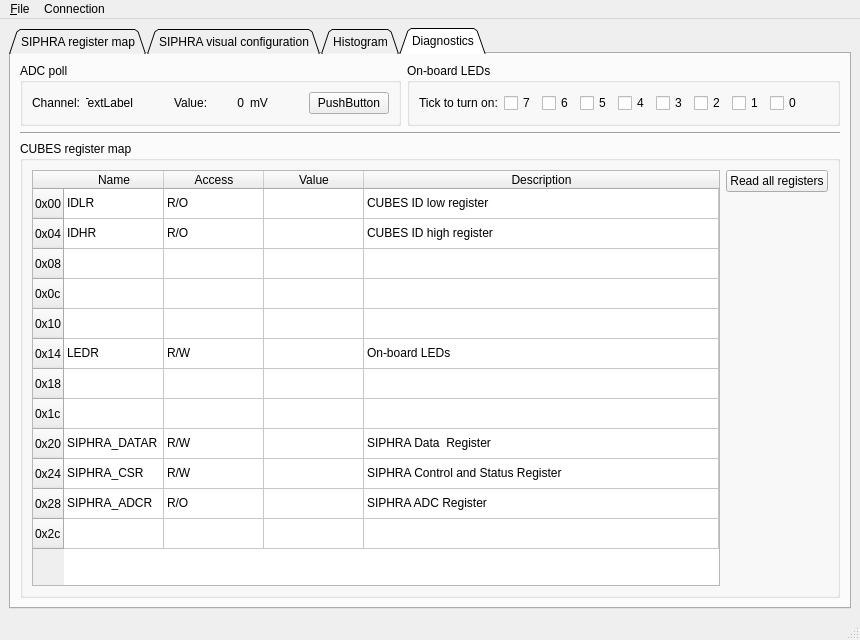
This is CubesControl/ui/cubescontrol.ui in tstana/cubes-sw as Qt 5 draws it before an edit. The edited form follows.
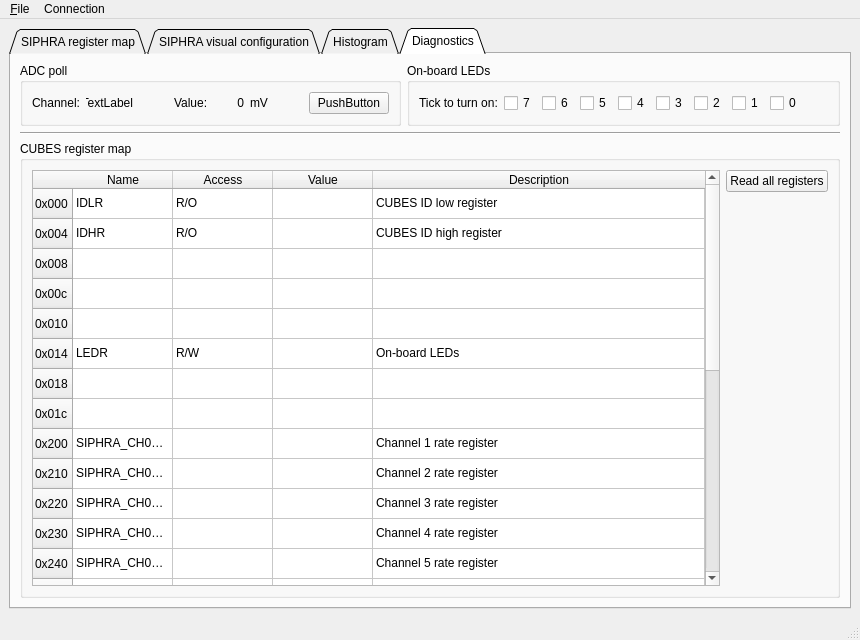
This is the edited form. The open tabs and pages were chosen to show the change. Icons and pictures are not drawn. Custom widgets are drawn as their Qt base class.

Commit message: UI: Updating memory map according to updates in gateware

The edit to the form file:
```diff
--- a/CubesControl/ui/cubescontrol.ui
+++ b/CubesControl/ui/cubescontrol.ui
@@ -976,62 +976,137 @@
              </attribute>
              <row>
               <property name="text">
-               <string>0x00</string>
+               <string>0x000</string>
               </property>
              </row>
              <row>
               <property name="text">
-               <string>0x04</string>
+               <string>0x004</string>
               </property>
              </row>
              <row>
               <property name="text">
-               <string>0x08</string>
+               <string>0x008</string>
               </property>
              </row>
              <row>
               <property name="text">
-               <string>0x0c</string>
+               <string>0x00c</string>
               </property>
              </row>
              <row>
               <property name="text">
-               <string>0x10</string>
+               <string>0x010</string>
               </property>
              </row>
              <row>
               <property name="text">
-               <string>0x14</string>
+               <string>0x014</string>
               </property>
              </row>
              <row>
               <property name="text">
-               <string>0x18</string>
+               <string>0x018</string>
               </property>
              </row>
              <row>
               <property name="text">
-               <string>0x1c</string>
+               <string>0x01c</string>
               </property>
              </row>
              <row>
               <property name="text">
-               <string>0x20</string>
+               <string>0x200</string>
               </property>
              </row>
              <row>
               <property name="text">
-               <string>0x24</string>
+               <string>0x210</string>
               </property>
              </row>
              <row>
               <property name="text">
-               <string>0x28</string>
+               <string>0x220</string>
               </property>
              </row>
              <row>
               <property name="text">
-               <string>0x2c</string>
+               <string>0x230</string>
+              </property>
+             </row>
+             <row>
+              <property name="text">
+               <string>0x240</string>
+              </property>
+             </row>
+             <row>
+              <property name="text">
+               <string>0x250</string>
+              </property>
+             </row>
+             <row>
+              <property name="text">
+               <string>0x260</string>
+              </property>
+             </row>
+             <row>
+              <property name="text">
+               <string>0x270</string>
+              </property>
+             </row>
+             <row>
+              <property name="text">
+               <string>0x280</string>
+              </property>
+             </row>
+             <row>
+              <property name="text">
+               <string>0x290</string>
+              </property>
+             </row>
+             <row>
+              <property name="text">
+               <string>0x2A0</string>
+              </property>
+             </row>
+             <row>
+              <property name="text">
+               <string>0x2B0</string>
+              </property>
+             </row>
+             <row>
+              <property name="text">
+               <string>0x2C0</string>
+              </property>
+             </row>
+             <row>
+              <property name="text">
+               <string>0x2D0</string>
+              </property>
+             </row>
+             <row>
+              <property name="text">
+               <string>0x2E0</string>
+              </property>
+             </row>
+             <row>
+              <property name="text">
+               <string>0x2F0</string>
+              </property>
+             </row>
+             <row>
+              <property name="text">
+               <string>0x300</string>
+              </property>
+             </row>
+             <row>
+              <property name="text">
+               <string>0x304</string>
+              </property>
+             </row>
+             <row>
+              <property name="text">
+               <string>0x308</string>
               </property>
              </row>
              <column>
@@ -1154,75 +1229,227 @@
              </item>
              <item row="8" column="0">
               <property name="text">
-               <string>SIPHRA_DATAR</string>
-              </property>
-             </item>
-             <item row="8" column="1">
-              <property name="text">
-               <string>R/W</string>
-              </property>
-             </item>
-             <item row="8" column="2">
-              <property name="text">
-               <string/>
-              </property>
-              <property name="flags">
-               <set>ItemIsSelectable|ItemIsEditable|ItemIsDragEnabled|ItemIsUserCheckable|ItemIsEnabled</set>
+               <string>SIPHRA_CH01RATER</string>
               </property>
              </item>
              <item row="8" column="3">
               <property name="text">
-               <string>SIPHRA Data  Register</string>
+               <string>Channel 1 rate register</string>
               </property>
              </item>
              <item row="9" column="0">
               <property name="text">
-               <string>SIPHRA_CSR</string>
-              </property>
-             </item>
-             <item row="9" column="1">
-              <property name="text">
-               <string>R/W</string>
-              </property>
-             </item>
-             <item row="9" column="2">
-              <property name="text">
-               <string/>
-              </property>
-              <property name="flags">
-               <set>ItemIsSelectable|ItemIsEditable|ItemIsDragEnabled|ItemIsUserCheckable|ItemIsEnabled</set>
+               <string>SIPHRA_CH02RATER</string>
               </property>
              </item>
              <item row="9" column="3">
               <property name="text">
-               <string>SIPHRA Control and Status Register</string>
+               <string>Channel 2 rate register</string>
               </property>
              </item>
              <item row="10" column="0">
               <property name="text">
-               <string>SIPHRA_ADCR</string>
-              </property>
-             </item>
-             <item row="10" column="1">
-              <property name="text">
-               <string>R/O</string>
-              </property>
-             </item>
-             <item row="10" column="2">
-              <property name="text">
-               <string/>
+               <string>SIPHRA_CH03RATER</string>
               </property>
              </item>
              <item row="10" column="3">
               <property name="text">
+               <string>Channel 3 rate register</string>
+              </property>
+             </item>
+             <item row="11" column="0">
+              <property name="text">
+               <string>SIPHRA_CH04RATER</string>
+              </property>
+             </item>
+             <item row="11" column="3">
+              <property name="text">
+               <string>Channel 4 rate register</string>
+              </property>
+             </item>
+             <item row="12" column="0">
+              <property name="text">
+               <string>SIPHRA_CH05RATER</string>
+              </property>
+             </item>
+             <item row="12" column="3">
+              <property name="text">
+               <string>Channel 5 rate register</string>
+              </property>
+             </item>
+             <item row="13" column="0">
+              <property name="text">
+               <string>SIPHRA_CH06RATER</string>
+              </property>
+             </item>
+             <item row="13" column="3">
+              <property name="text">
+               <string>Channel 6 rate register</string>
+              </property>
+             </item>
+             <item row="14" column="0">
+              <property name="text">
+               <string>SIPHRA_CH07RATER</string>
+              </property>
+             </item>
+             <item row="14" column="3">
+              <property name="text">
+               <string>Channel 7 rate register</string>
+              </property>
+             </item>
+             <item row="15" column="0">
+              <property name="text">
+               <string>SIPHRA_CH08RATER</string>
+              </property>
+             </item>
+             <item row="15" column="3">
+              <property name="text">
+               <string>Channel 8 rate register</string>
+              </property>
+             </item>
+             <item row="16" column="0">
+              <property name="text">
+               <string>SIPHRA_CH09RATER</string>
+              </property>
+             </item>
+             <item row="16" column="3">
+              <property name="text">
+               <string>Channel 9 rate register</string>
+              </property>
+             </item>
+             <item row="17" column="0">
+              <property name="text">
+               <string>SIPHRA_CH10RATER</string>
+              </property>
+             </item>
+             <item row="17" column="3">
+              <property name="text">
+               <string>Channel 10 rate register</string>
+              </property>
+             </item>
+             <item row="18" column="0">
+              <property name="text">
+               <string>SIPHRA_CH11RATER</string>
+              </property>
+             </item>
+             <item row="18" column="3">
+              <property name="text">
+               <string>Channel 11 rate register</string>
+              </property>
+             </item>
+             <item row="19" column="0">
+              <property name="text">
+               <string>SIPHRA_CH12RATER</string>
+              </property>
+             </item>
+             <item row="19" column="3">
+              <property name="text">
+               <string>Channel 12 rate register</string>
+              </property>
+             </item>
+             <item row="20" column="0">
+              <property name="text">
+               <string>SIPHRA_CH13RATER</string>
+              </property>
+             </item>
+             <item row="20" column="3">
+              <property name="text">
+               <string>Channel 13 rate register</string>
+              </property>
+             </item>
+             <item row="21" column="0">
+              <property name="text">
+               <string>SIPHRA_CH14RATER</string>
+              </property>
+             </item>
+             <item row="21" column="3">
+              <property name="text">
+               <string>Channel 14 rate register</string>
+              </property>
+             </item>
+             <item row="22" column="0">
+              <property name="text">
+               <string>SIPHRA_CH15RATER</string>
+              </property>
+             </item>
+             <item row="22" column="3">
+              <property name="text">
+               <string>Channel 15 rate register</string>
+              </property>
+             </item>
+             <item row="23" column="0">
+              <property name="text">
+               <string>SIPHRA_CH16RATER</string>
+              </property>
+             </item>
+             <item row="23" column="3">
+              <property name="text">
+               <string>Channel 16 rate register</string>
+              </property>
+             </item>
+             <item row="24" column="0">
+              <property name="text">
+               <string>SIPHRA_DATAR</string>
+              </property>
+             </item>
+             <item row="24" column="1">
+              <property name="text">
+               <string>R/W</string>
+              </property>
+             </item>
+             <item row="24" column="2">
+              <property name="text">
+               <string/>
+              </property>
+              <property name="flags">
+               <set>ItemIsSelectable|ItemIsEditable|ItemIsDragEnabled|ItemIsUserCheckable|ItemIsEnabled</set>
+              </property>
+             </item>
+             <item row="24" column="3">
+              <property name="text">
+               <string>SIPHRA Data Register</string>
+              </property>
+             </item>
+             <item row="25" column="0">
+              <property name="text">
+               <string>SIPHRA_CSR</string>
+              </property>
+             </item>
+             <item row="25" column="1">
+              <property name="text">
+               <string>R/O</string>
+              </property>
+             </item>
+             <item row="25" column="2">
+              <property name="text">
+               <string/>
+              </property>
+             </item>
+             <item row="25" column="3">
+              <property name="text">
+               <string>SIPHRA Control and Status Register</string>
+              </property>
+             </item>
+             <item row="26" column="0">
+              <property name="text">
+               <string>SIPHRA_ADCR</string>
+              </property>
+             </item>
+             <item row="26" column="1">
+              <property name="text">
+               <string>R/O</string>
+              </property>
+             </item>
+             <item row="26" column="2">
+              <property name="text">
+               <string/>
+              </property>
+             </item>
+             <item row="26" column="3">
+              <property name="text">
                <string>SIPHRA ADC Register</string>
               </property>
              </item>
-             <item row="11" column="2">
-              <property name="text">
-               <string/>
-              </property>
-             </item>
             </widget>
            </item>
            <item>
```
